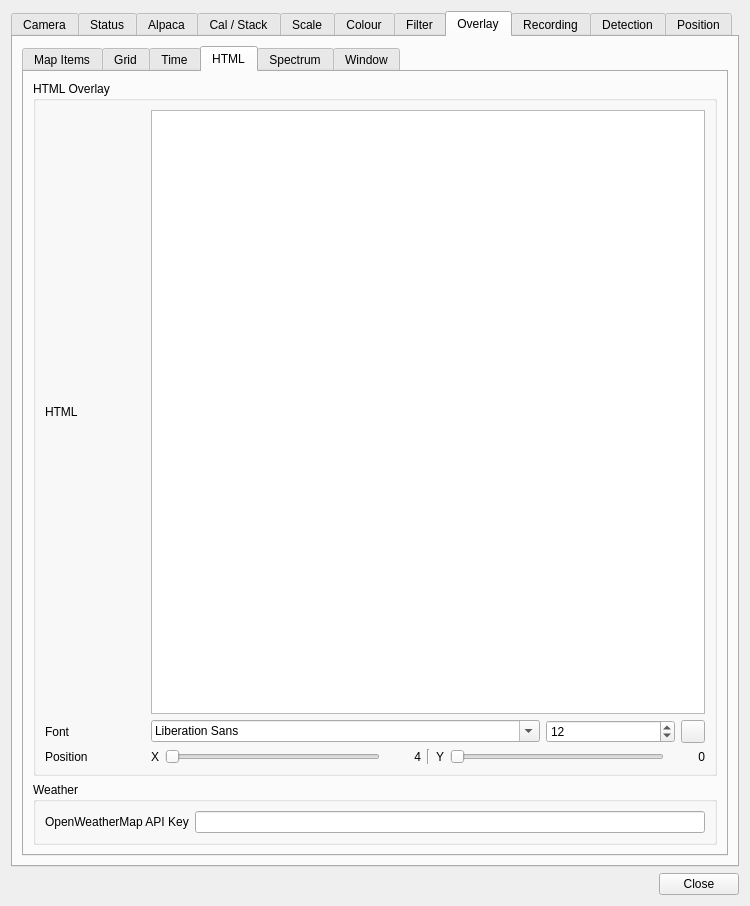
Qt form plugins/feature/camera/camerasettingsdialog.ui (srcejon/sdrangel) before a commit.
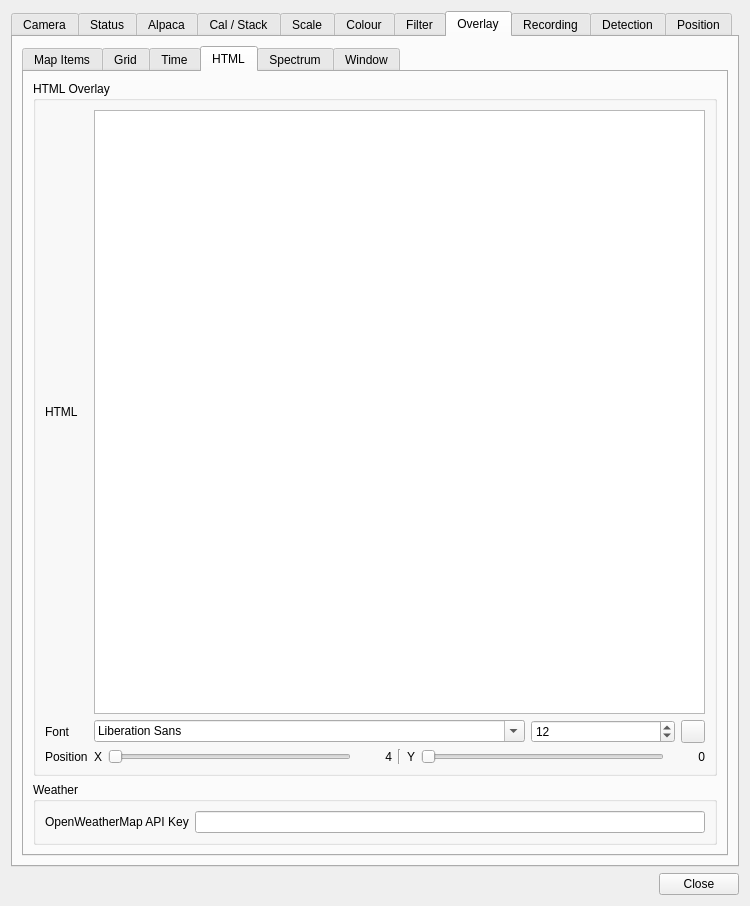
The same form after that commit. The open tabs and pages were chosen to show the change. Icons and pictures are not drawn. Custom widgets are drawn as their Qt base class.

Commit message: Compact camera settings dialog controls

What changed in the file:
```diff
--- a/plugins/feature/camera/camerasettingsdialog.ui
+++ b/plugins/feature/camera/camerasettingsdialog.ui
@@ -4104,7 +4104,7 @@
                <widget class="QLabel" name="overlayTextEditLabel">
                 <property name="minimumSize">
                  <size>
-                  <width>100</width>
+                  <width>0</width>
                   <height>0</height>
                  </size>
                 </property>
```
The commit also changes 2 other files.
